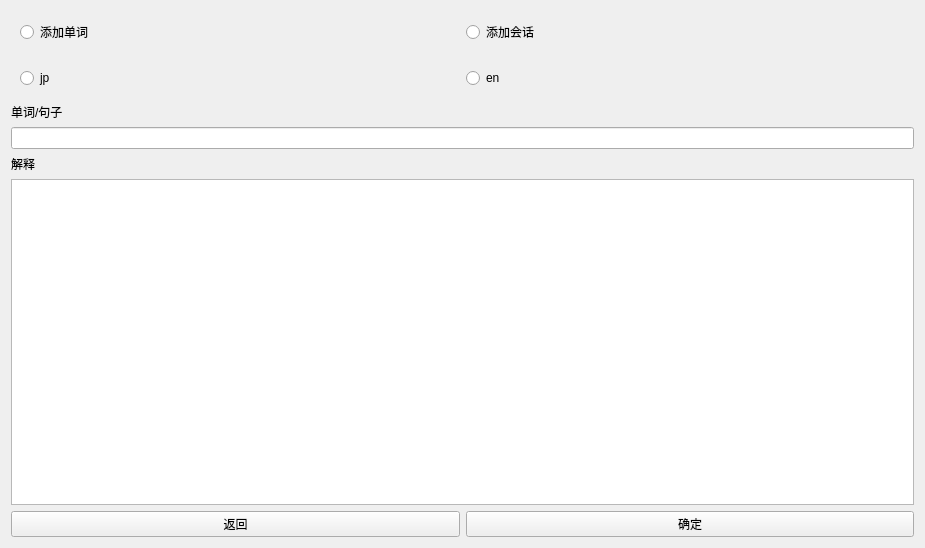
Above: Word_Sentence exercise tool/addingpage.ui from ArmoredP1g/WordPass before the change. Below: the same form after it.
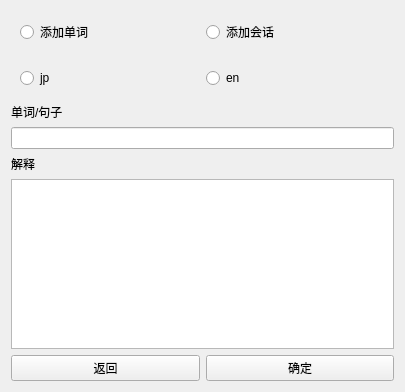
That is the form after the change.

Diff of the .ui file:
```diff
--- a/Word_Sentence exercise tool/addingpage.ui
+++ b/Word_Sentence exercise tool/addingpage.ui
@@ -6,8 +6,8 @@
    <rect>
     <x>0</x>
     <y>0</y>
-    <width>925</width>
-    <height>548</height>
+    <width>405</width>
+    <height>392</height>
    </rect>
   </property>
   <property name="windowTitle">
```
